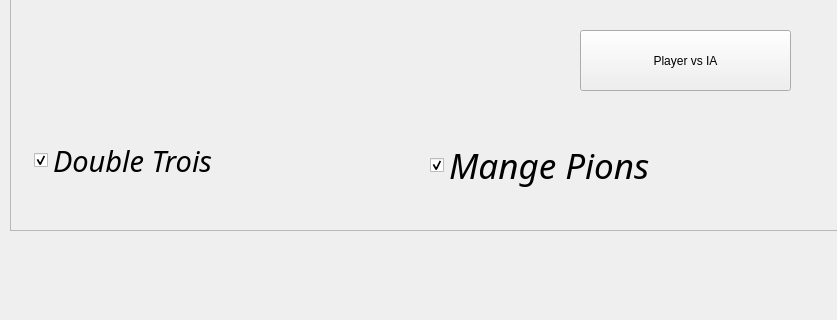
First picture: the form in srcs/gui/mainwindow.ui, repository eole1712/Gomoku, before the edit; both pictures show x 0 to 837 and y 317 to 637 of the 925 by 720 pixel window.
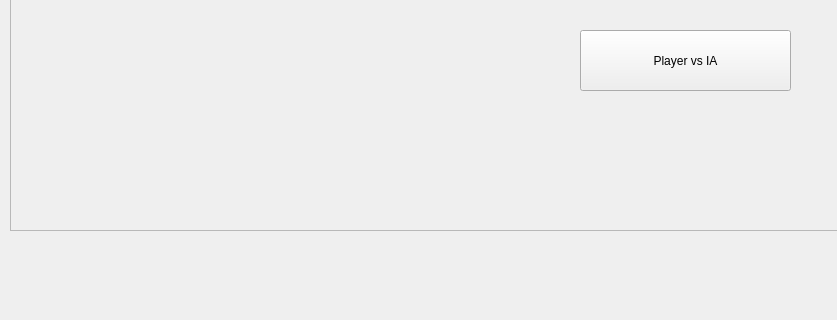
Second picture: the form after the edit. Custom widgets are drawn as their Qt base class.

Commit message: remove del rules

```diff
--- a/srcs/gui/mainwindow.ui
+++ b/srcs/gui/mainwindow.ui
@@ -320,61 +320,6 @@
         <string/>
        </property>
       </widget>
-      <widget class="QCheckBox" name="doubleThree">
-       <property name="geometry">
-        <rect>
-         <x>24</x>
-         <y>420</y>
-         <width>251</width>
-         <height>81</height>
-        </rect>
-       </property>
-       <property name="font">
-        <font>
-         <family>Purisa</family>
-         <pointsize>22</pointsize>
-         <italic>true</italic>
-        </font>
-       </property>
-       <property name="text">
-        <string>Double Trois</string>
-       </property>
-       <property name="iconSize">
-        <size>
-         <width>125</width>
-         <height>125</height>
-        </size>
-       </property>
-       <property name="checked">
-        <bool>true</bool>
-       </property>
-       <property name="tristate">
-        <bool>false</bool>
-       </property>
-      </widget>
-      <widget class="QCheckBox" name="eatThem">
-       <property name="geometry">
-        <rect>
-         <x>420</x>
-         <y>440</y>
-         <width>281</width>
-         <height>51</height>
-        </rect>
-       </property>
-       <property name="font">
-        <font>
-         <family>Purisa</family>
-         <pointsize>26</pointsize>
-         <italic>true</italic>
-        </font>
-       </property>
-       <property name="text">
-        <string>Mange Pions</string>
-       </property>
-       <property name="checked">
-        <bool>true</bool>
-       </property>
-      </widget>
      </widget>
     </widget>
    </widget>
```
The commit also changes 1 other file.
